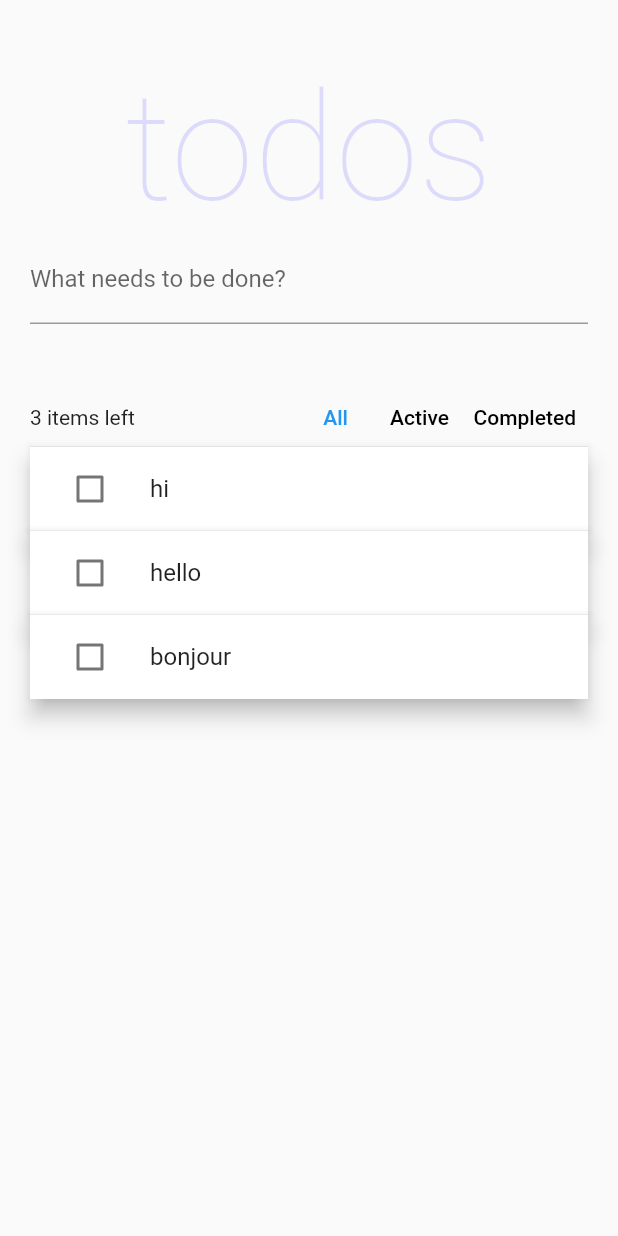
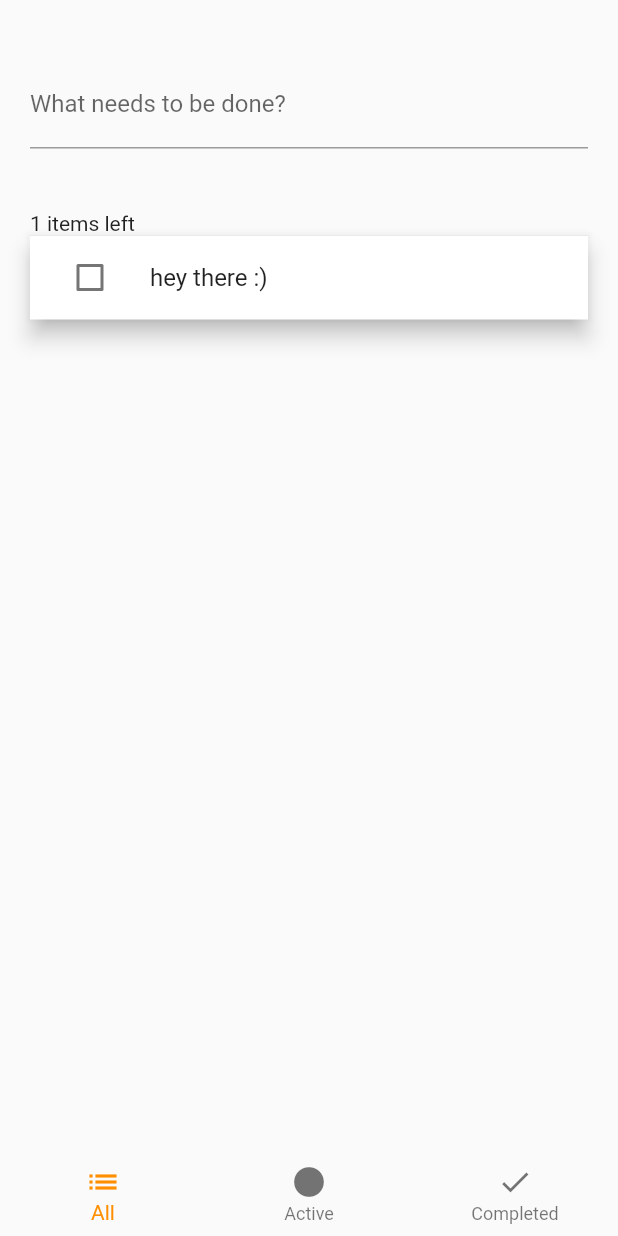
Before and after one commit to dwyl/flutter-todo-list-tutorial, a Flutter app: the screen it shows after launch, on a phone screen of 412 x 824 dp. Run offline on Flutter 3.47's test engine with Material 2 defaults, Android fonts, the phone set to English and light mode, and no system bars; our stand-ins replace flutter_hooks, flutter_riverpod, hooks_riverpod, riverpod, shared_preferences; Roboto replaces fonts that are missing (Helvetica Neue).

Commit message:
fix: Refactoring providers. #27

```diff
--- a/todo_app/lib/main.dart
+++ b/todo_app/lib/main.dart
@@ -2,75 +2,23 @@ import 'package:flutter/material.dart';
 import 'package:flutter_hooks/flutter_hooks.dart';
 import 'package:hooks_riverpod/hooks_riverpod.dart';
 
+import 'providers.dart';
 import 'todo.dart';
 
 /// Some keys used for testing
+final bottomNavigationBarKey = UniqueKey();
 final addTodoKey = UniqueKey();
 final activeFilterKey = UniqueKey();
 final completedFilterKey = UniqueKey();
 final allFilterKey = UniqueKey();
 
-/// Creates a [TodoList] and initialise it with pre-defined values.
-///
-/// We are using [StateNotifierProvider] here as a `List<Todo>` is a complex
-/// object, with advanced business logic like how to edit a todo.
-final todoListProvider = StateNotifierProvider<TodoList, List<Todo>>((ref) {
-  return TodoList(const [
-    Todo(id: 'todo-0', description: 'hi'),
-    Todo(id: 'todo-1', description: 'hello'),
-    Todo(id: 'todo-2', description: 'bonjour'),
-  ]);
-});
 
-/// The different ways to filter the list of todos
-enum TodoListFilter {
-  all,
-  active,
-  completed,
+void main() {
+  runApp(const ProviderScope(child: App()));
 }
 
-/// The currently active filter.
-///
-/// We use [StateProvider] here as there is no fancy logic behind manipulating
-/// the value since it's just enum.
-final todoListFilter = StateProvider((_) => TodoListFilter.all);
-
-/// The number of uncompleted todos
-///
-/// By using [Provider], this value is cached, making it performant.\
-/// Even multiple widgets try to read the number of uncompleted todos,
-/// the value will be computed only once (until the todo-list changes).
-///
-/// This will also optimise unneeded rebuilds if the todo-list changes, but the
-/// number of uncompleted todos doesn't (such as when editing a todo).
-final uncompletedTodosCount = Provider<int>((ref) {
-  return ref.watch(todoListProvider).where((todo) => !todo.completed).length;
-});
-
-/// The list of todos after applying of [todoListFilter].
-///
-/// This too uses [Provider], to avoid recomputing the filtered list unless either
-/// the filter of or the todo-list updates.
-final filteredTodos = Provider<List<Todo>>((ref) {
-  final filter = ref.watch(todoListFilter);
-  final todos = ref.watch(todoListProvider);
-
-  switch (filter) {
-    case TodoListFilter.completed:
-      return todos.where((todo) => todo.completed).toList();
-    case TodoListFilter.active:
-      return todos.where((todo) => !todo.completed).toList();
-    case TodoListFilter.all:
-      return todos;
-  }
-});
-
-void main() {
-  runApp(const ProviderScope(child: MyApp()));
-}
-
-class MyApp extends StatelessWidget {
-  const MyApp({Key? key}) : super(key: key);
+class App extends StatelessWidget {
+  const App({Key? key}) : super(key: key);
 
   @override
   Widget build(BuildContext context) {
@@ -94,7 +42,6 @@ class Home extends HookConsumerWidget {
         body: ListView(
           padding: const EdgeInsets.symmetric(horizontal: 20, vertical: 40),
           children: [
-            const Title(),
             TextField(
               key: addTodoKey,
               controller: newTodoController,
@@ -107,7 +54,7 @@ class Home extends HookConsumerWidget {
               },
             ),
             const SizedBox(height: 42),
-            const Toolbar(),
+            Text('${ref.watch(uncompletedTodosCount)} items left'),
             if (todos.isNotEmpty) const Divider(height: 0),
             for (var i = 0; i < todos.length; i++) ...[
               if (i > 0) const Divider(height: 0),
@@ -126,13 +73,14 @@ class Home extends HookConsumerWidget {
             ],
           ],
         ),
+        bottomNavigationBar: const Menu(),
       ),
     );
   }
 }
 
-class Toolbar extends HookConsumerWidget {
-  const Toolbar({
+class Menu extends HookConsumerWidget {
+  const Menu({
     Key? key,
   }) : super(key: key);
 
@@ -140,95 +88,53 @@ class Toolbar extends HookConsumerWidget {
   Widget build(BuildContext context, WidgetRef ref) {
     final filter = ref.watch(todoListFilter);
 
-    Color? textColorFor(TodoListFilter value) {
-      return filter == value ? Colors.blue : Colors.black;
+    int currentIndex() {
+      switch (filter) {
+        case TodoListFilter.completed:
+          return 2;
+        case TodoListFilter.active:
+          return 1;
+        case TodoListFilter.all:
+          return 0;
+      }
     }
 
-    return Material(
-      child: Row(
-        mainAxisAlignment: MainAxisAlignment.spaceBetween,
-        children: [
-          Expanded(
-            child: Text(
-              '${ref.watch(uncompletedTodosCount)} items left',
-              overflow: TextOverflow.ellipsis,
-            ),
-          ),
-          Tooltip(
-            key: allFilterKey,
-            message: 'All todos',
-            child: TextButton(
-              onPressed: () =>
-                  ref.read(todoListFilter.notifier).state = TodoListFilter.all,
-              style: ButtonStyle(
-                visualDensity: VisualDensity.compact,
-                foregroundColor:
-                    MaterialStateProperty.all(textColorFor(TodoListFilter.all)),
-              ),
-              child: const Text('All'),
-            ),
-          ),
-          Tooltip(
-            key: activeFilterKey,
-            message: 'Only uncompleted todos',
-            child: TextButton(
-              onPressed: () => ref.read(todoListFilter.notifier).state =
-                  TodoListFilter.active,
-              style: ButtonStyle(
-                visualDensity: VisualDensity.compact,
-                foregroundColor: MaterialStateProperty.all(
-                  textColorFor(TodoListFilter.active),
-                ),
-              ),
-              child: const Text('Active'),
-            ),
-          ),
-          Tooltip(
-            key: completedFilterKey,
-            message: 'Only completed todos',
-            child: TextButton(
-              onPressed: () => ref.read(todoListFilter.notifier).state =
-                  TodoListFilter.completed,
-              style: ButtonStyle(
-                visualDensity: VisualDensity.compact,
-                foregroundColor: MaterialStateProperty.all(
-                  textColorFor(TodoListFilter.completed),
-                ),
-              ),
-              child: const Text('Completed'),
-            ),
-          ),
-        ],
-      ),
+    return BottomNavigationBar(
+      key: bottomNavigationBarKey,
+      elevation: 0.0,
+      onTap: (value) {
+        if (value == 0) ref.read(todoListFilter.notifier).state = TodoListFilter.all;
+        if (value == 1) ref.read(todoListFilter.notifier).state = TodoListFilter.active;
+        if (value == 2) ref.read(todoListFilter.notifier).state = TodoListFilter.completed;
+      },
+      items: const <BottomNavigationBarItem>[
+        BottomNavigationBarItem(
+          icon: Icon(Icons.list),
+          label: 'All',
+        ),
+        BottomNavigationBarItem(
+          icon: Icon(Icons.circle),
+          label: 'Active',
+        ),
+        BottomNavigationBarItem(
+          icon: Icon(Icons.done),
+          label: 'Completed',
+        ),
+      ],
+      currentIndex: currentIndex(),
+      selectedItemColor: Colors.amber[800],
     );
   }
 }
 
-class Title extends StatelessWidget {
-  const Title({Key? key}) : super(key: key);
-
-  @override
-  Widget build(BuildContext context) {
-    return const Text(
-      'todos',
-      textAlign: TextAlign.center,
-      style: TextStyle(
-        color: Color.fromARGB(38, 47, 47, 247),
-        fontSize: 100,
-        fontWeight: FontWeight.w100,
-        fontFamily: 'Helvetica Neue',
-      ),
-    );
-  }
-}
 
 /// A provider which exposes the [Todo] displayed by a [TodoItem].
 ///
 /// By retrieving the [Todo] through a provider instead of through its
 /// constructor, this allows [TodoItem] to be instantiated using the `const` keyword.
 ///
-/// This ensures that when we add/remove/edit todos, only what the
-/// impacted widgets rebuilds, instead of the entire list of items.
+/// This encapuslation ensures that when adding/removing/editing todos,
+/// only what the impacted widgets rebuilds, instead of the entire list of items.
 final _currentTodo = Provider<Todo>((ref) => throw UnimplementedError());
 
 class TodoItem extends HookConsumerWidget {
@@ -253,9 +159,7 @@ class TodoItem extends HookConsumerWidget {
             textEditingController.text = todo.description;
           } else {
             // Commit changes only when the textfield is unfocused, for performance
-            ref
-                .read(todoListProvider.notifier)
-                .edit(id: todo.id, description: textEditingController.text);
+            ref.read(todoListProvider.notifier).edit(id: todo.id, description: textEditingController.text);
           }
         },
         child: ListTile(
@@ -265,8 +169,7 @@ class TodoItem extends HookConsumerWidget {
           },
           leading: Checkbox(
             value: todo.completed,
-            onChanged: (value) =>
-                ref.read(todoListProvider.notifier).toggle(todo.id),
+            onChanged: (value) => ref.read(todoListProvider.notifier).toggle(todo.id),
           ),
           title: itemIsFocused
               ? TextField(
--- /dev/null
+++ b/todo_app/lib/providers.dart
@@ -0,0 +1,55 @@
+import 'package:flutter_riverpod/flutter_riverpod.dart';
+import 'package:todo_app/todo.dart';
+
+/// Creates a [TodoList].
+///
+/// We are using [StateNotifierProvider] here as a `List<Todo>` is a complex
+/// object, with advanced business logic like how to edit a todo.
+final todoListProvider = StateNotifierProvider<TodoList, List<Todo>>((ref) {
+  return TodoList(const [
+    Todo(id: '0', description: 'hey there :)'),
+  ]);
+});
+
+/// Enum with possible filters of the `todo` list.
+enum TodoListFilter {
+  all,
+  active,
+  completed,
+}
+
+/// The currently active filter.
+///
+/// Notice we are using [StateProvider] here as there.
+/// It's just a single value so there is no logic to be implemented.
+final todoListFilter = StateProvider((_) => TodoListFilter.all);
+
+/// The number of uncompleted todos
+///
+/// We are using [Provider].
+/// There are a number of advantages, mainly this value being cached,
+/// even if multiple widgets are reading this value - it will only be computed once.
+///
+/// This will also optimise unneeded rebuilds if the todo-list changes, but the
+/// number of uncompleted todos doesn't (such as when editing a todo).
+final uncompletedTodosCount = Provider<int>((ref) {
+  return ref.watch(todoListProvider).where((todo) => !todo.completed).length;
+});
+
+/// The list of todos after applying a [todoListFilter].
+///
+/// This too uses [Provider], to avoid recomputing.
+/// It only re-calculates if either the `filter` or `todos`list updates.
+final filteredTodos = Provider<List<Todo>>((ref) {
+  final filter = ref.watch(todoListFilter);
+  final todos = ref.watch(todoListProvider);
+
+  switch (filter) {
+    case TodoListFilter.completed:
+      return todos.where((todo) => todo.completed).toList();
+    case TodoListFilter.active:
+      return todos.where((todo) => !todo.completed).toList();
+    case TodoListFilter.all:
+      return todos;
+  }
+});
```
Also changed, not shown: 1 other file.
